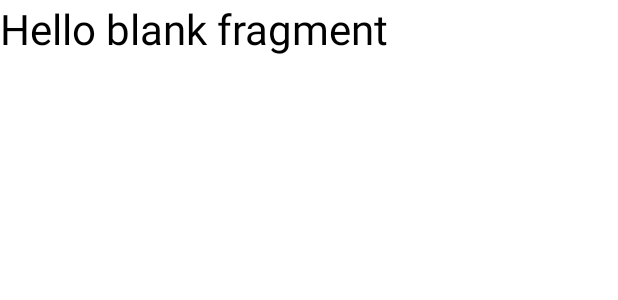
After one commit to Goncharov01/MyProjectKotlin, an Android app: the layout fragment_popular.xml on its own in the app's theme, with its tools: preview values and no code run, on a phone screen of 412 x 824 dp. The commit adds this screen. Shown: the top 300 px of the screen. Run offline under Robolectric (Android 15) with nearby library versions, the phone set to English and light mode, and no system bars; network calls fail.

Commit message:
Add fragments, bottomNav, retrofit, coroutines

```diff
--- a/app/src/main/AndroidManifest.xml
+++ b/app/src/main/AndroidManifest.xml
@@ -2,6 +2,8 @@
 <manifest xmlns:android="http://schemas.android.com/apk/res/android"
     xmlns:tools="http://schemas.android.com/tools"
     package="com.myproject.app">
+
+    <uses-permission android:name="android.permission.INTERNET" />
 
     <application
         android:allowBackup="true"
@@ -12,6 +14,7 @@
         android:roundIcon="@mipmap/ic_launcher_round"
         android:supportsRtl="true"
         android:theme="@style/Theme.MyProjectKotlin"
+        android:usesCleartextTraffic="true"
         tools:targetApi="31">
         <activity
             android:name=".MainActivity"
--- /dev/null
+++ b/app/src/main/res/layout/fragment_popular.xml
@@ -0,0 +1,15 @@
+<?xml version="1.0" encoding="utf-8"?>
+<FrameLayout xmlns:android="http://schemas.android.com/apk/res/android"
+    xmlns:tools="http://schemas.android.com/tools"
+    android:layout_width="match_parent"
+    android:layout_height="match_parent"
+    tools:context=".Popular_Fragment">
+
+    <TextView
+        android:layout_width="match_parent"
+        android:layout_height="match_parent"
+        android:text="@string/hello_blank_fragment"
+        android:textColor="@color/black"
+        android:textSize="28dp" />
+
+</FrameLayout>
--- a/app/src/main/res/values-night/themes.xml
+++ b/app/src/main/res/values-night/themes.xml
@@ -1,9 +1,9 @@
 <resources xmlns:tools="http://schemas.android.com/tools">
     <!-- Base application theme. -->
-    <style name="Theme.MyProjectKotlin" parent="Theme.MaterialComponents.DayNight.DarkActionBar">
+    <style name="Theme.MyProjectKotlin" parent="Theme.MaterialComponents.DayNight.NoActionBar">
         <!-- Primary brand color. -->
-        <item name="colorPrimary">@color/purple_200</item>
-        <item name="colorPrimaryVariant">@color/purple_700</item>
+        <item name="colorPrimary">@color/black</item>
+        <item name="colorPrimaryVariant">@color/black</item>
         <item name="colorOnPrimary">@color/black</item>
         <!-- Secondary brand color. -->
         <item name="colorSecondary">@color/teal_200</item>
--- a/app/src/main/res/values/colors.xml
+++ b/app/src/main/res/values/colors.xml
@@ -7,4 +7,5 @@
     <color name="teal_700">#FF018786</color>
     <color name="black">#FF000000</color>
     <color name="white">#FFFFFFFF</color>
+    <color name="grey">#C3BCBC</color>
 </resources>
--- a/app/src/main/res/values/strings.xml
+++ b/app/src/main/res/values/strings.xml
@@ -1,3 +1,7 @@
 <resources>
     <string name="app_name">MyProjectKotlin</string>
+    <string name="popular">Popular</string>
+    <string name="favorites">Favorites</string>
+    <!-- TODO: Remove or change this placeholder text -->
+    <string name="hello_blank_fragment">Hello blank fragment</string>
 </resources>
--- a/app/src/main/res/values/themes.xml
+++ b/app/src/main/res/values/themes.xml
@@ -1,9 +1,9 @@
 <resources xmlns:tools="http://schemas.android.com/tools">
     <!-- Base application theme. -->
-    <style name="Theme.MyProjectKotlin" parent="Theme.MaterialComponents.DayNight.DarkActionBar">
+    <style name="Theme.MyProjectKotlin" parent="Theme.MaterialComponents.DayNight.NoActionBar">
         <!-- Primary brand color. -->
-        <item name="colorPrimary">@color/purple_500</item>
-        <item name="colorPrimaryVariant">@color/purple_700</item>
+        <item name="colorPrimary">@color/black</item>
+        <item name="colorPrimaryVariant">@color/black</item>
         <item name="colorOnPrimary">@color/white</item>
         <!-- Secondary brand color. -->
         <item name="colorSecondary">@color/teal_200</item>
```
Also changed, not shown: app/build.gradle (+15 -0 lines), app/src/main/java/com/myproject/app/FavoriteFragment.kt (added, +44 -0 lines), app/src/main/java/com/myproject/app/MainActivity.kt (+14 -1 lines), app/src/main/java/com/myproject/app/Popular_Fragment.kt (added, +59 -0 lines), app/src/main/java/com/myproject/app/data/CurrencyApi.kt (added, +23 -0 lines), app/src/main/java/com/myproject/app/data/DataJson.kt (added, +9 -0 lines), app/src/main/res/layout/activity_main.xml (+29 -5 lines), app/src/main/res/layout/content_currency.xml (added, +19 -0 lines), app/src/main/res/layout/fragment_favorite.xml (added, +13 -0 lines), app/src/main/res/menu/main_menu.xml (added, +14 -0 lines), app/src/main/res/navigation/nav_graph.xml (added, +25 -0 lines), 2 other files.
